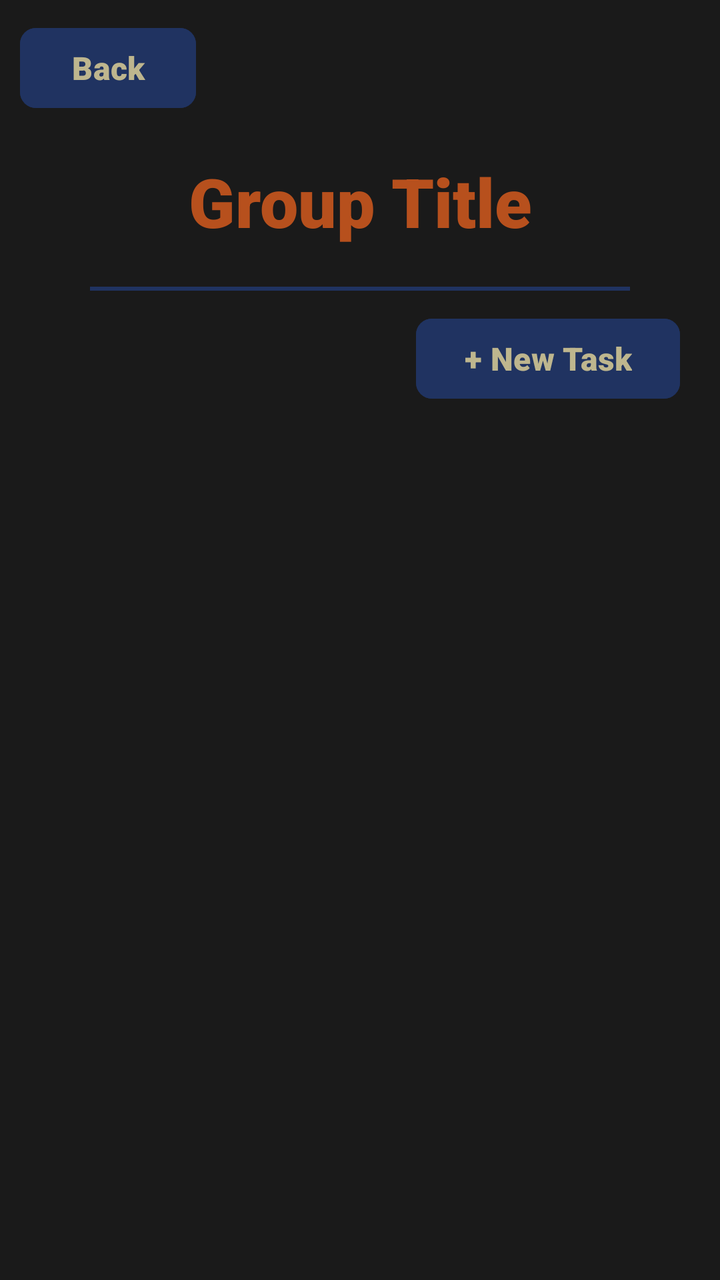
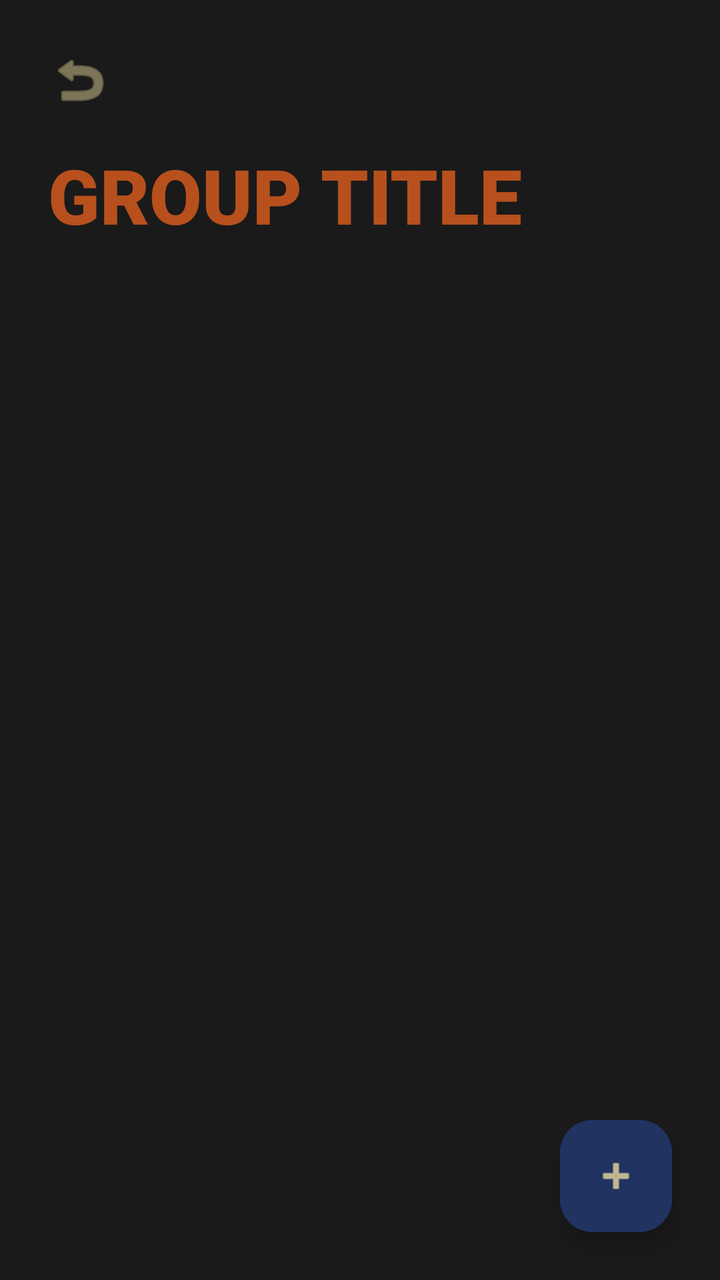

The first picture is an Android layout as it rendered before a commit; the second is the same layout after the commit. The layout source and the unified diff follow.
<!-- AndroidManifest.xml: application theme Theme.Class07 -->
<!-- res/layout/tasks_layout.xml -->
<?xml version="1.0" encoding="utf-8"?>
<androidx.constraintlayout.widget.ConstraintLayout xmlns:android="http://schemas.android.com/apk/res/android"
    xmlns:app="http://schemas.android.com/apk/res-auto"
    xmlns:tools="http://schemas.android.com/tools"
    android:id="@+id/rootLayout"
    android:layout_width="match_parent"
    android:layout_height="match_parent"
    android:background="#1A1A1A"
    tools:context=".TasksActivity">

    <Button
        android:id="@+id/taskBackButton_id"
        android:layout_width="wrap_content"
        android:layout_height="wrap_content"
        android:layout_marginStart="10dp"
        android:layout_marginTop="10dp"
        android:backgroundTint="#203361"
        android:fontFamily="sans-serif-black"
        android:onClick="goBackToGroups"
        android:text="Back"
        android:textColor="#C9E9DA9B"
        android:textSize="16sp"
        app:cornerRadius="8dp"
        app:layout_constraintStart_toStartOf="parent"
        app:layout_constraintTop_toTopOf="parent" />

    <TextView
        android:id="@+id/grpNameTextView_id"
        android:layout_width="0dp"
        android:layout_height="wrap_content"
        android:layout_marginStart="20dp"
        android:layout_marginTop="20dp"
        android:layout_marginEnd="20dp"
        android:fontFamily="sans-serif-black"
        android:gravity="center"
        android:text="Group Title"
        android:textColor="#C9E25F1F"
        android:textSize="34sp"
        app:layout_constraintEnd_toEndOf="parent"
        app:layout_constraintStart_toStartOf="parent"
        app:layout_constraintTop_toBottomOf="@+id/taskBackButton_id" />

    <View
        android:id="@+id/taskMainSeparator_id"
        android:layout_width="0dp"
        android:layout_height="2dp"
        android:layout_marginStart="45dp"
        android:layout_marginTop="20dp"
        android:layout_marginEnd="45dp"
        android:background="#203361"
        app:layout_constraintEnd_toEndOf="parent"
        app:layout_constraintHorizontal_bias="0.0"
        app:layout_constraintStart_toStartOf="parent"
        app:layout_constraintTop_toBottomOf="@+id/grpNameTextView_id" />

    <Button
        android:id="@+id/addTaskButton_id"
        android:layout_width="wrap_content"
        android:layout_height="wrap_content"
        android:layout_marginTop="10dp"
        android:layout_marginEnd="20dp"
        android:backgroundTint="#203361"
        android:fontFamily="sans-serif-black"
        android:onClick="addNewTask"
        android:text="+ New Task"
        android:textColor="#C9E9DA9B"
        android:textSize="16sp"
        app:cornerRadius="8dp"
        app:layout_constraintEnd_toEndOf="parent"
        app:layout_constraintTop_toBottomOf="@id/taskMainSeparator_id" />

    <androidx.recyclerview.widget.RecyclerView
        android:id="@+id/tasksRv_id"
        android:layout_width="0dp"
        android:layout_height="0dp"
        android:layout_marginStart="20dp"
        android:layout_marginTop="10dp"
        android:layout_marginEnd="20dp"
        android:layout_marginBottom="20dp"
        app:layout_constraintBottom_toBottomOf="parent"
        app:layout_constraintEnd_toEndOf="parent"
        app:layout_constraintStart_toStartOf="parent"
        app:layout_constraintTop_toBottomOf="@+id/addTaskButton_id" />

</androidx.constraintlayout.widget.ConstraintLayout>
<!-- resources referenced by this layout -->
<resources>
  <style name="Theme.Class07" parent="Base.Theme.Class07" />
  <style name="Base.Theme.Class07" parent="Theme.Material3.DayNight.NoActionBar">
          
          
      </style>
</resources>

<!-- the commit's change to res/layout/tasks_layout.xml (unified diff, before → after) -->
@@ -8,78 +8,60 @@
     android:background="#1A1A1A"
     tools:context=".TasksActivity">
 
-    <Button
+    <ImageButton
         android:id="@+id/taskBackButton_id"
-        android:layout_width="wrap_content"
-        android:layout_height="wrap_content"
-        android:layout_marginStart="10dp"
-        android:layout_marginTop="10dp"
-        android:backgroundTint="#203361"
-        android:fontFamily="sans-serif-black"
+        android:layout_width="48dp"
+        android:layout_height="48dp"
+        android:layout_marginStart="16dp"
+        android:layout_marginTop="16dp"
+        android:background="?attr/selectableItemBackgroundBorderless"
         android:onClick="goBackToGroups"
-        android:text="Back"
-        android:textColor="#C9E9DA9B"
-        android:textSize="16sp"
-        app:cornerRadius="8dp"
+        android:padding="8dp"
+        android:scaleType="fitCenter"
+        android:src="@android:drawable/ic_menu_revert"
         app:layout_constraintStart_toStartOf="parent"
-        app:layout_constraintTop_toTopOf="parent" />
+        app:layout_constraintTop_toTopOf="parent"
+        app:tint="#C9E9DA9B" />
 
     <TextView
         android:id="@+id/grpNameTextView_id"
         android:layout_width="0dp"
         android:layout_height="wrap_content"
-        android:layout_marginStart="20dp"
-        android:layout_marginTop="20dp"
-        android:layout_marginEnd="20dp"
+        android:layout_marginStart="24dp"
+        android:layout_marginTop="8dp"
+        android:layout_marginEnd="24dp"
         android:fontFamily="sans-serif-black"
-        android:gravity="center"
-        android:text="Group Title"
+        android:text="GROUP TITLE"
         android:textColor="#C9E25F1F"
-        android:textSize="34sp"
+        android:textSize="38sp"
         app:layout_constraintEnd_toEndOf="parent"
         app:layout_constraintStart_toStartOf="parent"
         app:layout_constraintTop_toBottomOf="@+id/taskBackButton_id" />
-
-    <View
-        android:id="@+id/taskMainSeparator_id"
-        android:layout_width="0dp"
-        android:layout_height="2dp"
-        android:layout_marginStart="45dp"
-        android:layout_marginTop="20dp"
-        android:layout_marginEnd="45dp"
-        android:background="#203361"
-        app:layout_constraintEnd_toEndOf="parent"
-        app:layout_constraintHorizontal_bias="0.0"
-        app:layout_constraintStart_toStartOf="parent"
-        app:layout_constraintTop_toBottomOf="@+id/grpNameTextView_id" />
-
-    <Button
-        android:id="@+id/addTaskButton_id"
-        android:layout_width="wrap_content"
-        android:layout_height="wrap_content"
-        android:layout_marginTop="10dp"
-        android:layout_marginEnd="20dp"
-        android:backgroundTint="#203361"
-        android:fontFamily="sans-serif-black"
-        android:onClick="addNewTask"
-        android:text="+ New Task"
-        android:textColor="#C9E9DA9B"
-        android:textSize="16sp"
-        app:cornerRadius="8dp"
-        app:layout_constraintEnd_toEndOf="parent"
-        app:layout_constraintTop_toBottomOf="@id/taskMainSeparator_id" />
 
     <androidx.recyclerview.widget.RecyclerView
         android:id="@+id/tasksRv_id"
         android:layout_width="0dp"
         android:layout_height="0dp"
         android:layout_marginStart="20dp"
-        android:layout_marginTop="10dp"
+        android:layout_marginTop="16dp"
         android:layout_marginEnd="20dp"
         android:layout_marginBottom="20dp"
         app:layout_constraintBottom_toBottomOf="parent"
         app:layout_constraintEnd_toEndOf="parent"
         app:layout_constraintStart_toStartOf="parent"
-        app:layout_constraintTop_toBottomOf="@+id/addTaskButton_id" />
+        app:layout_constraintTop_toBottomOf="@+id/grpNameTextView_id" />
+
+    <com.google.android.material.floatingactionbutton.FloatingActionButton
+        android:id="@+id/addTaskButton_id"
+        android:layout_width="wrap_content"
+        android:layout_height="wrap_content"
+        android:layout_marginEnd="24dp"
+        android:layout_marginBottom="24dp"
+        android:backgroundTint="#203361"
+        android:onClick="addNewTask"
+        android:src="@android:drawable/ic_input_add"
+        app:layout_constraintBottom_toBottomOf="parent"
+        app:layout_constraintEnd_toEndOf="parent"
+        app:tint="#C9E9DA9B" />
 
 </androidx.constraintlayout.widget.ConstraintLayout>
